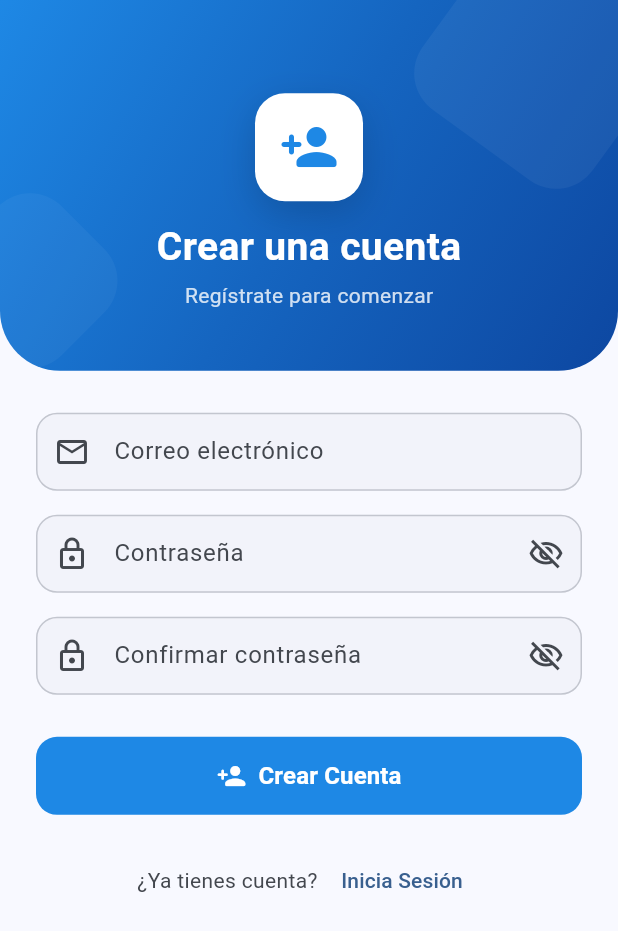
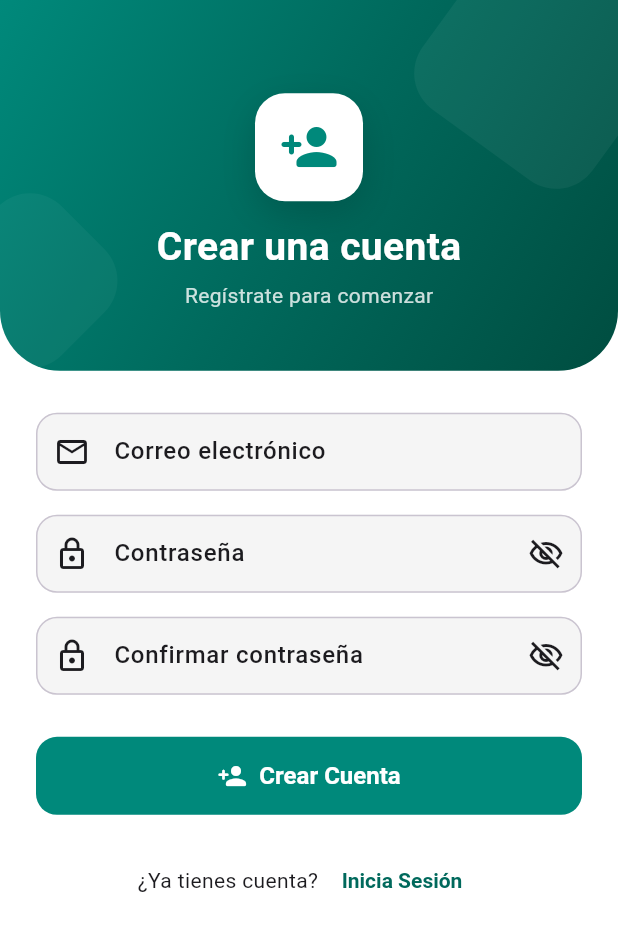
Before and after one commit to MiguelAngelQH/App-gestion-de-inventario-y-ventas, a Flutter app: the screen it shows after launch, after a tap on "Regístrate", on a phone screen of 412 x 824 dp. Shown: the top 931 px of the screen. Run offline on Flutter 3.47's test engine with Material 3 defaults, Android fonts, the phone set to English and light mode, and no system bars; our stand-ins replace cloud_firestore, firebase_auth, firebase_core, firebase_messaging, fl_chart, flutter_local_notifications and 1 more; accounts and stored records are empty.

Commit message:
feat: rediseño completo UI/UX con paleta teal y cards modernas
- Paleta de colores: cambiado de azul (#1E88E5) a teal/esmeralda
  (#00897B primary, #FF8F00 secondary, #7B1FA2 tertiary)
- Tema: shadows en cards, mejor tipografía, navigation bar con
  iconos más grandes al seleccionarse, FAB con sombra y color sólido
- Splash/login/register: gradientes actualizados a teal
- Home drawer: header con gradiente teal, avatar color primario
- Inventario: cards con icono gradiente, stock badge rediseñado
  con indicador de color (rojo/verde/naranja), layout más limpio
- Dashboard: colores de métricas actualizados al nuevo scheme
- Animaciones y transiciones preservadas de la versión anterior

```diff
--- a/lib/main.dart
+++ b/lib/main.dart
@@ -60,19 +60,53 @@ class SmartVentasApp extends StatelessWidget {
     );
   }
 
+  static const _primaryColor = Color(0xFF00695C);
+  static const _secondaryColor = Color(0xFFFF8F00);
+  static const _tertiaryColor = Color(0xFF7B1FA2);
+
   ThemeData _buildLightTheme() {
-    final colorScheme = ColorScheme.fromSeed(
-      seedColor: const Color(0xFF1E88E5),
-      brightness: Brightness.light,
+    final colorScheme = ColorScheme.light(
+      primary: _primaryColor,
+      onPrimary: Colors.white,
+      primaryContainer: const Color(0xFFB2DFDB),
+      onPrimaryContainer: const Color(0xFF00251A),
+      secondary: _secondaryColor,
+      onSecondary: Colors.white,
+      secondaryContainer: const Color(0xFFFFECB3),
+      onSecondaryContainer: const Color(0xFF3E2723),
+      tertiary: _tertiaryColor,
+      onTertiary: Colors.white,
+      tertiaryContainer: const Color(0xFFE1BEE7),
+      surface: Colors.white,
+      onSurface: const Color(0xFF1C1B1F),
+      surfaceContainerLow: const Color(0xFFF5F5F5),
+      surfaceContainerHighest: const Color(0xFFE8E8E8),
+      error: const Color(0xFFD32F2F),
+      outlineVariant: const Color(0xFFCAC4D0),
     );
 
     return _buildThemeData(colorScheme);
   }
 
   ThemeData _buildDarkTheme() {
-    final colorScheme = ColorScheme.fromSeed(
-      seedColor: const Color(0xFF1E88E5),
-      brightness: Brightness.dark,
+    final colorScheme = ColorScheme.dark(
+      primary: const Color(0xFF80CBC4),
+      onPrimary: const Color(0xFF00382A),
+      primaryContainer: const Color(0xFF005043),
+      onPrimaryContainer: const Color(0xFFB2DFDB),
+      secondary: const Color(0xFFFFD54F),
+      onSecondary: const Color(0xFF3E2723),
+      secondaryContainer: const Color(0xFF5D4037),
+      onSecondaryContainer: const Color(0xFFFFECB3),
+      tertiary: const Color(0xFFCE93D8),
+      onTertiary: const Color(0xFF3E1A5E),
+      tertiaryContainer: const Color(0xFF5C2E7A),
+      surface: const Color(0xFF1C1B1F),
+      onSurface: const Color(0xFFE6E1E5),
+      surfaceContainerLow: const Color(0xFF252529),
+      surfaceContainerHighest: const Color(0xFF38383B),
+      error: const Color(0xFFEF5350),
+      outlineVariant: const Color(0xFF49454F),
     );
 
     return _buildThemeData(colorScheme);
@@ -87,14 +121,22 @@ class SmartVentasApp extends StatelessWidget {
         elevation: 0,
         backgroundColor: colorScheme.surface,
         foregroundColor: colorScheme.onSurface,
-        scrolledUnderElevation: 1,
+        scrolledUnderElevation: 2,
+        titleTextStyle: TextStyle(
+          fontSize: 18,
+          fontWeight: FontWeight.w700,
+          color: colorScheme.onSurface,
+          letterSpacing: -0.3,
+        ),
       ),
       cardTheme: CardThemeData(
         elevation: 0,
+        shadowColor: Colors.black.withValues(alpha: 0.08),
         shape: RoundedRectangleBorder(
           borderRadius: BorderRadius.circular(16),
         ),
         clipBehavior: Clip.antiAlias,
+        margin: const EdgeInsets.symmetric(horizontal: 4, vertical: 4),
       ),
       inputDecorationTheme: InputDecorationTheme(
         filled: true,
@@ -125,6 +167,10 @@ class SmartVentasApp extends StatelessWidget {
           ),
         ),
         contentPadding: const EdgeInsets.symmetric(horizontal: 16, vertical: 14),
+        labelStyle: TextStyle(
+          color: colorScheme.onSurfaceVariant,
+          fontWeight: FontWeight.w500,
+        ),
       ),
       filledButtonTheme: FilledButtonThemeData(
         style: FilledButton.styleFrom(
@@ -133,6 +179,10 @@ class SmartVentasApp extends StatelessWidget {
             borderRadius: BorderRadius.circular(14),
           ),
           elevation: 0,
+          textStyle: const TextStyle(
+            fontSize: 15,
+            fontWeight: FontWeight.w600,
+          ),
         ),
       ),
       outlinedButtonTheme: OutlinedButtonThemeData(
@@ -141,6 +191,10 @@ class SmartVentasApp extends StatelessWidget {
           shape: RoundedRectangleBorder(
             borderRadius: BorderRadius.circular(14),
           ),
+          textStyle: const TextStyle(
+            fontSize: 15,
+            fontWeight: FontWeight.w600,
+          ),
         ),
       ),
       textButtonTheme: TextButtonThemeData(
@@ -148,42 +202,82 @@ class SmartVentasApp extends StatelessWidget {
           shape: RoundedRectangleBorder(
             borderRadius: BorderRadius.circular(10),
           ),
+          textStyle: const TextStyle(
+            fontWeight: FontWeight.w600,
+          ),
         ),
       ),
       navigationBarTheme: NavigationBarThemeData(
-        elevation: 0,
+        elevation: 4,
         height: 68,
-        indicatorColor: colorScheme.secondaryContainer,
+        indicatorColor: colorScheme.primaryContainer,
+        indicatorShape: RoundedRectangleBorder(
+          borderRadius: BorderRadius.circular(16),
+        ),
         labelBehavior: NavigationDestinationLabelBehavior.alwaysShow,
         labelTextStyle: WidgetStateProperty.resolveWith((states) {
           if (states.contains(WidgetState.selected)) {
             return TextStyle(
               fontSize: 12,
-              fontWeight: FontWeight.w600,
-              color: colorScheme.onSecondaryContainer,
+              fontWeight: FontWeight.w700,
+              color: colorScheme.primary,
+              letterSpacing: 0.2,
             );
           }
           return TextStyle(
-            fontSize: 12,
-            fontWeight: FontWeight.w400,
+            fontSize: 11,
+            fontWeight: FontWeight.w500,
+            color: colorScheme.onSurfaceVariant,
+          );
+        }),
+        iconTheme: WidgetStateProperty.resolveWith((states) {
+          if (states.contains(WidgetState.selected)) {
+            return IconThemeData(
+              size: 24,
+              color: colorScheme.primary,
+            );
+          }
+          return IconThemeData(
+            size: 22,
             color: colorScheme.onSurfaceVariant,
           );
         }),
       ),
       navigationDrawerTheme: NavigationDrawerThemeData(
-        elevation: 0,
+        elevation: 4,
+        shadowColor: Colors.black.withValues(alpha: 0.15),
       ),
       floatingActionButtonTheme: FloatingActionButtonThemeData(
+        backgroundColor: colorScheme.primary,
+        foregroundColor: colorScheme.onPrimary,
         shape: RoundedRectangleBorder(
           borderRadius: BorderRadius.circular(16),
         ),
-        elevation: 2,
+        elevation: 4,
+        extendedIconLabelSpacing: 8,
       ),
       snackBarTheme: SnackBarThemeData(
         behavior: SnackBarBehavior.floating,
         shape: RoundedRectangleBorder(
           borderRadius: BorderRadius.circular(12),
         ),
+        contentTextStyle: const TextStyle(
+          fontWeight: FontWeight.w500,
+        ),
+      ),
+      bottomSheetTheme: BottomSheetThemeData(
+        shape: const RoundedRectangleBorder(
+          borderRadius: BorderRadius.vertical(top: Radius.circular(24)),
+        ),
+      ),
+      dividerTheme: DividerThemeData(
+        color: colorScheme.outlineVariant.withValues(alpha: 0.5),
+        thickness: 0.5,
+      ),
+      chipTheme: ChipThemeData(
+        shape: RoundedRectangleBorder(
+          borderRadius: BorderRadius.circular(8),
+        ),
       ),
     );
   }
--- a/lib/views/dashboard_screen.dart
+++ b/lib/views/dashboard_screen.dart
@@ -165,7 +165,7 @@ class DashboardScreen extends StatelessWidget {
                                     style: const TextStyle(
                                       fontWeight: FontWeight.bold,
                                       fontSize: 16,
-                                      color: Color(0xFF1E88E5),
+                                      color: Color(0xFF00897B),
                                     ),
                                   ),
                                 ],
@@ -194,7 +194,7 @@ class DashboardScreen extends StatelessWidget {
                 titulo: 'Ventas Hoy',
                 valor: Formatters.currency(viewModel.totalVentasHoy),
                 icono: Icons.today,
-                color: const Color(0xFF1E88E5),
+                color: const Color(0xFF00897B),
                 subtitulo: '${viewModel.ventasHoy} transacciones',
               ),
             ),
--- a/lib/views/login_screen.dart
+++ b/lib/views/login_screen.dart
@@ -138,9 +138,9 @@ class _LoginScreenState extends State<LoginScreen>
                       begin: Alignment.topLeft,
                       end: Alignment.bottomRight,
                       colors: [
-                        const Color(0xFF1E88E5),
-                        const Color(0xFF1565C0),
-                        const Color(0xFF0D47A1),
+                        const Color(0xFF00897B),
+                        const Color(0xFF00695C),
+                        const Color(0xFF004D40),
                       ],
                     ),
                     borderRadius: const BorderRadius.only(
@@ -205,7 +205,7 @@ class _LoginScreenState extends State<LoginScreen>
                                 child: Icon(
                                   Icons.store_rounded,
                                   size: 40,
-                                  color: const Color(0xFF1E88E5),
+                                  color: const Color(0xFF00897B),
                                 ),
                               ),
                               const SizedBox(height: 16),
@@ -374,10 +374,10 @@ class _LoginScreenState extends State<LoginScreen>
                             child: FilledButton(
                               onPressed: isLoading ? null : _login,
                               style: FilledButton.styleFrom(
-                                backgroundColor: const Color(0xFF1E88E5),
+                                backgroundColor: const Color(0xFF00897B),
                                 foregroundColor: Colors.white,
                                 disabledBackgroundColor:
-                                    const Color(0xFF1E88E5).withValues(alpha: 0.4),
+                                    const Color(0xFF00897B).withValues(alpha: 0.4),
                               ),
                               child: isLoading
                                   ? const SizedBox(
--- a/lib/views/register_screen.dart
+++ b/lib/views/register_screen.dart
@@ -116,9 +116,9 @@ class _RegisterScreenState extends State<RegisterScreen>
                       begin: Alignment.topLeft,
                       end: Alignment.bottomRight,
                       colors: [
-                        const Color(0xFF1E88E5),
-                        const Color(0xFF1565C0),
-                        const Color(0xFF0D47A1),
+                        const Color(0xFF00897B),
+                        const Color(0xFF00695C),
+                        const Color(0xFF004D40),
                       ],
                     ),
                     borderRadius: const BorderRadius.only(
@@ -181,7 +181,7 @@ class _RegisterScreenState extends State<RegisterScreen>
                               child: Icon(
                                 Icons.person_add_rounded,
                                 size: 40,
-                                color: const Color(0xFF1E88E5),
+                                color: const Color(0xFF00897B),
                               ),
                             ),
                             const SizedBox(height: 12),
@@ -305,10 +305,10 @@ class _RegisterScreenState extends State<RegisterScreen>
                             child: FilledButton(
                               onPressed: isLoading ? null : _register,
                               style: FilledButton.styleFrom(
-                                backgroundColor: const Color(0xFF1E88E5),
+                                backgroundColor: const Color(0xFF00897B),
                                 foregroundColor: Colors.white,
                                 disabledBackgroundColor:
-                                    const Color(0xFF1E88E5).withValues(alpha: 0.4),
+                                    const Color(0xFF00897B).withValues(alpha: 0.4),
                               ),
                               child: isLoading
                                   ? const SizedBox(
--- a/lib/views/splash_screen.dart
+++ b/lib/views/splash_screen.dart
@@ -137,9 +137,9 @@ class _SplashScreenState extends State<SplashScreen>
             begin: Alignment.topLeft,
             end: Alignment.bottomRight,
             colors: [
-              const Color(0xFF1E88E5),
-              const Color(0xFF1565C0),
-              const Color(0xFF0D47A1),
+              const Color(0xFF00897B),
+              const Color(0xFF00695C),
+              const Color(0xFF004D40),
             ],
           ),
         ),
@@ -216,7 +216,7 @@ class _SplashScreenState extends State<SplashScreen>
                       child: Icon(
                         Icons.store_rounded,
                         size: 60,
-                        color: const Color(0xFF1E88E5),
+                        color: const Color(0xFF00897B),
                       ),
                     ),
                   ),
```
Also changed, not shown: lib/views/home_screen.dart (+4 -4 lines), lib/views/inventario_screen.dart (+38 -28 lines).
